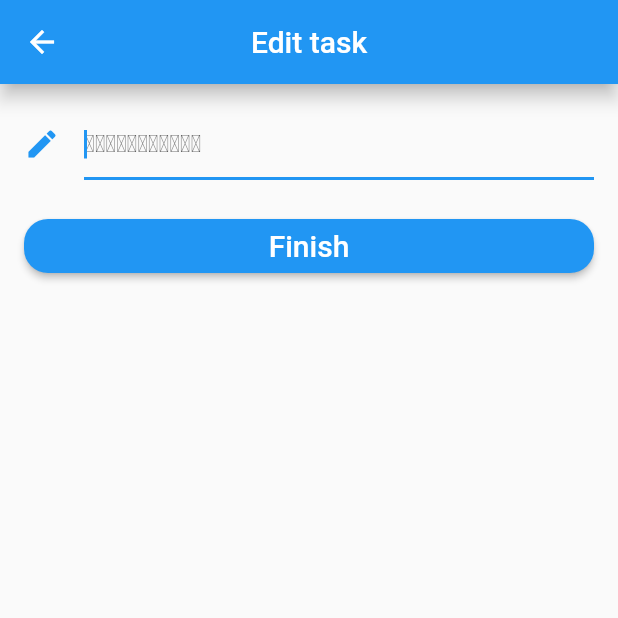
After one commit to sithiphone/moic_firebase_app, a Flutter app: the EditTask screen opened by its route, after a tap on "Finish", on a phone screen of 412 x 824 dp, the top half of it. The commit adds this screen. Run offline on Flutter 3.47's test engine with Material 2 defaults, Android fonts, the phone set to English and light mode, and no system bars; our stand-ins replace cloud_firestore, firebase_auth, firebase_storage, image_picker, modal_progress_hud; accounts and stored records are empty; network calls fail; statements that could not run were skipped.

Commit message:
Edit task

```diff
--- a/lib/main.dart
+++ b/lib/main.dart
@@ -5,6 +5,7 @@ import 'package:moic_firebase_app/screens/login.dart';
 import 'package:moic_firebase_app/screens/resetpw.dart';
 import 'package:moic_firebase_app/screens/signup.dart';
 import 'package:moic_firebase_app/screens/todo/addTask.dart';
+import 'package:moic_firebase_app/screens/todo/editTask.dart';
 import 'package:moic_firebase_app/screens/todo/todoHome.dart';
 
 void main() => runApp(MaterialApp(
@@ -17,5 +18,6 @@ void main() => runApp(MaterialApp(
     "/resetPW" : (context) => ResetPw(),
     TodoHome.id : (context) => TodoHome(),
     AddTask.id : (context) => AddTask(),
+    EditTask.id : (context) => EditTask(),
   },
 ));
--- /dev/null
+++ b/lib/screens/todo/editTask.dart
@@ -0,0 +1,87 @@
+import 'package:cloud_firestore/cloud_firestore.dart';
+import 'package:firebase_auth/firebase_auth.dart';
+import 'package:flutter/material.dart';
+import 'package:moic_firebase_app/models/Task.dart';
+
+class EditTask extends StatefulWidget {
+  Task task;
+  EditTask({this.task});
+
+  static String id = "edit_task_screen";
+  @override
+  _EditTaskState createState() => _EditTaskState(this.task);
+}
+
+class _EditTaskState extends State<EditTask> {
+  Task task;
+
+  _EditTaskState(this.task);
+
+  Firestore firestor = Firestore.instance;
+  FirebaseAuth _auth = FirebaseAuth.instance;
+  GlobalKey<FormState> _formKey = GlobalKey<FormState>();
+  TextEditingController _taskController = TextEditingController();
+
+  @override
+  void initState() {
+    _taskController = new TextEditingController(text: task.task_name);
+  }
+  @override
+  Widget build(BuildContext context) {
+    return Scaffold(
+      appBar: AppBar(
+        title: Text("Edit task"),
+        centerTitle: true,
+        elevation: 5.0,
+      ),
+      body:Container(
+        padding: EdgeInsets.all(16.0),
+        child: Form(
+          key: _formKey,
+          child: ListView(
+            children: [
+              TextFormField(
+                maxLines: 1,
+                keyboardType: TextInputType.text,
+                decoration: InputDecoration(
+                  hintText: 'ໜ້າວຽກແກ້ໄຂ',
+                  icon: Icon(Icons.mode_edit),
+                ),
+                autofocus: true,
+                controller: _taskController,
+              ),
+              SizedBox(height: 20.0,),
+              RaisedButton(
+                child: Text("Finish", style: TextStyle(fontSize: 20.0, color: Colors.white),),
+                shape: RoundedRectangleBorder(
+                  borderRadius: BorderRadius.circular(16.0),
+                ),
+                color: Colors.blue,
+                onPressed: (){
+                  editTask();
+                },
+              ),
+            ],
+          ),
+        ),
+      ),
+    );
+  }
+
+  void editTask() async {
+    if(_formKey.currentState.validate()){
+      _formKey.currentState.save();
+      String taskEditText = _taskController.text.trim();
+      FirebaseUser _user = await _auth.currentUser();
+      await firestor.collection('tasks').document(task.docid).updateData({
+        'task' : taskEditText,
+        'created_at' : FieldValue.serverTimestamp(),
+        'userid' : _user.uid,
+      });
+
+      Navigator.pop(context);
+    }else{
+      print("Task is empty!");
+    }
+  }
+}
--- a/lib/screens/todo/todoHome.dart
+++ b/lib/screens/todo/todoHome.dart
@@ -3,6 +3,7 @@ import 'package:firebase_auth/firebase_auth.dart';
 import 'package:flutter/material.dart';
 import 'package:moic_firebase_app/models/Task.dart';
 import 'package:moic_firebase_app/screens/todo/addTask.dart';
+import 'package:moic_firebase_app/screens/todo/editTask.dart';
 
 class TodoHome extends StatefulWidget {
   static String id = "todo_home_screen";
@@ -74,7 +75,21 @@ class _TodoHomeState extends State<TodoHome> {
                       }else{
                         deleteItems.add(tasks[index].docid);
                       }
-                      deleteItems.forEach((v) => print(v)); }); },  ); }, );
+                      deleteItems.forEach((v) => print(v)); }); },
+                  trailing: GestureDetector(
+                    child: Icon(Icons.edit, color: Colors.blue,),
+                    onTap: (){
+                      Navigator.push(context, MaterialPageRoute(builder: (context){
+                        Task task = new Task();
+                        task = tasks[index];
+                        task.docid = tasks[index].docid;
+                        task.task_name = tasks[index].task_name;
+                        task.userid = tasks[index].userid;
+                        return EditTask(task: task);
+                      }));
+                    },
+                  ),
+                ); }, );
             }
          }
 
```
